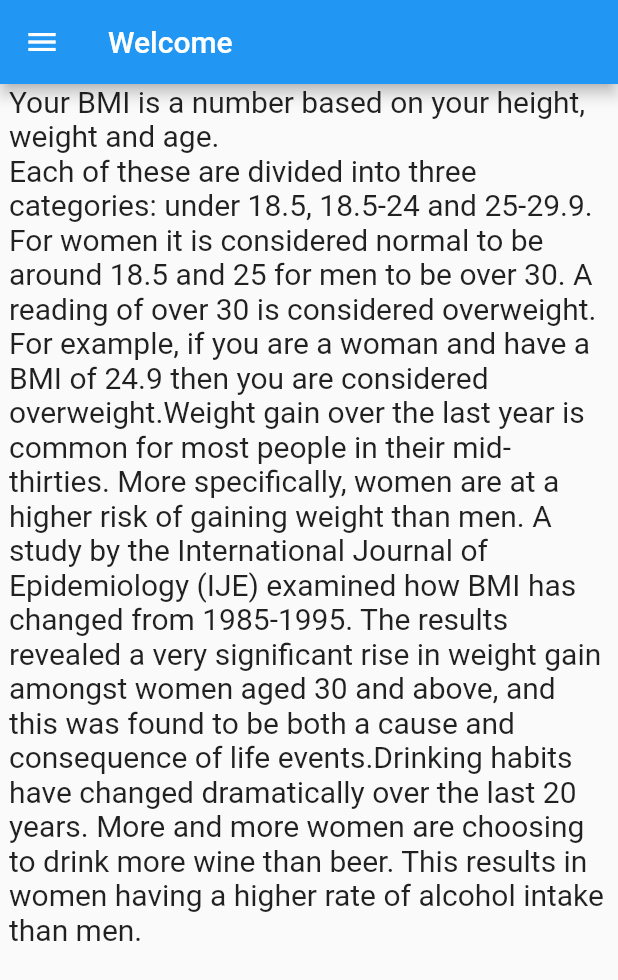
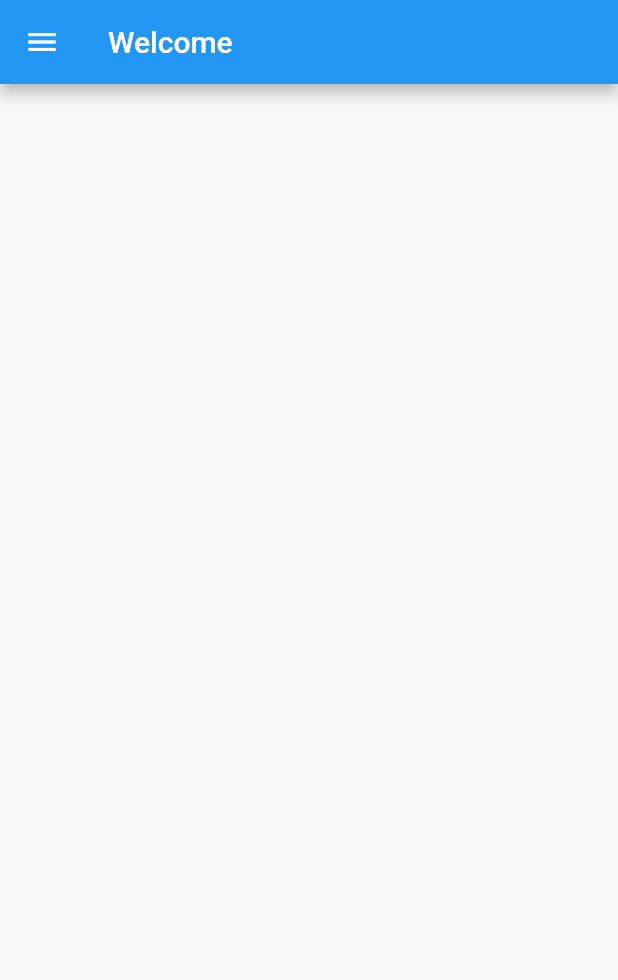
Before and after one commit to Coco-Gianluca/Flutter_BMI, a Flutter app: the screen it shows after launch, on a phone screen of 412 x 824 dp. Shown: the top 980 px of the screen. Run offline on Flutter 3.47's test engine with Material 2 defaults, Android fonts, the phone set to English and light mode, and no system bars; our stand-ins replace sqflite; accounts and stored records are empty; generated files the repository leaves out were written again.

Commit message:
Comments out Welcome page

```diff
--- a/lib/main.dart
+++ b/lib/main.dart
@@ -40,6 +40,8 @@ class MyApp extends StatelessWidget {
 }
 
 class MainPage extends StatefulWidget {
+  const MainPage({Key? key}) : super(key: key);
+
   @override
   _MainPageState createState() => _MainPageState();
 }
@@ -48,14 +50,13 @@ class _MainPageState extends State<MainPage> {
   @override
   Widget build(BuildContext context) => Scaffold(
     drawer: NavigationDrawerWidget(),
-    // endDrawer: NavigationDrawerWidget(),
     appBar: AppBar(
       title: Text(MyApp.title),
     ),
-    body: Row(
+    /*body: Row(
       mainAxisAlignment: MainAxisAlignment.spaceEvenly,
-      children: [
-        Container(
+      children: const [
+        SizedBox(
           width: 400,
              child: Text(
               'Your BMI is a number based on your height, weight and age.\nEach of these are divided into three categories: under 18.5, 18.5-24 and 25-29.9. For women it is considered normal to be around 18.5 and 25 for men to be over 30. A reading of over 30 is considered overweight. For example, if you are a woman and have a BMI of 24.9 then you are considered overweight.'
@@ -73,6 +74,6 @@ class _MainPageState extends State<MainPage> {
       ],
 
       ),
-    );
+    */);
 
 }
--- a/lib/page/rating_page.dart
+++ b/lib/page/rating_page.dart
@@ -36,7 +36,7 @@ class RatingsPage extends StatelessWidget {
     'Values from 25.00 to less than 30.00.',
     'Values from 30.00 to less than 35.00.',
     'Values from 35.00 to less than 40.00.',
-    'Values less than 15.00.'
+    'Values From 40.00.'
   ];
   final List<RatingDataModel> Ratingdetails = List.generate(
       ratings.length,
```
